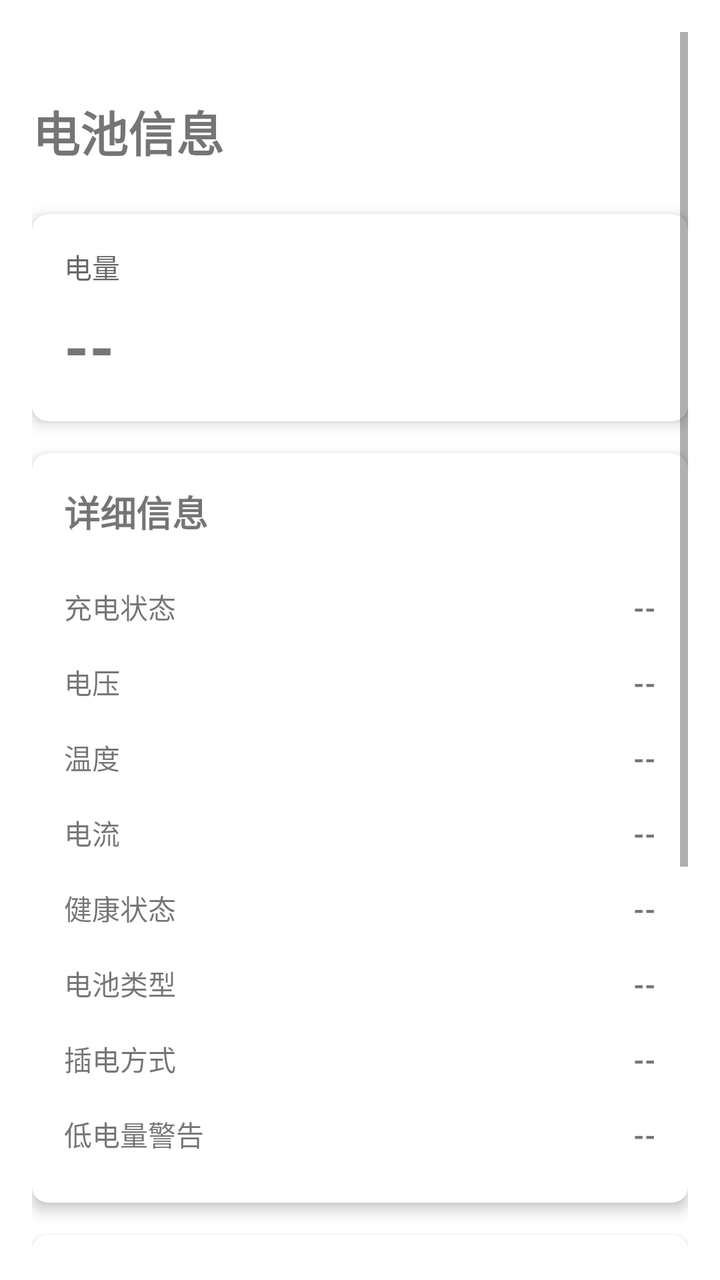
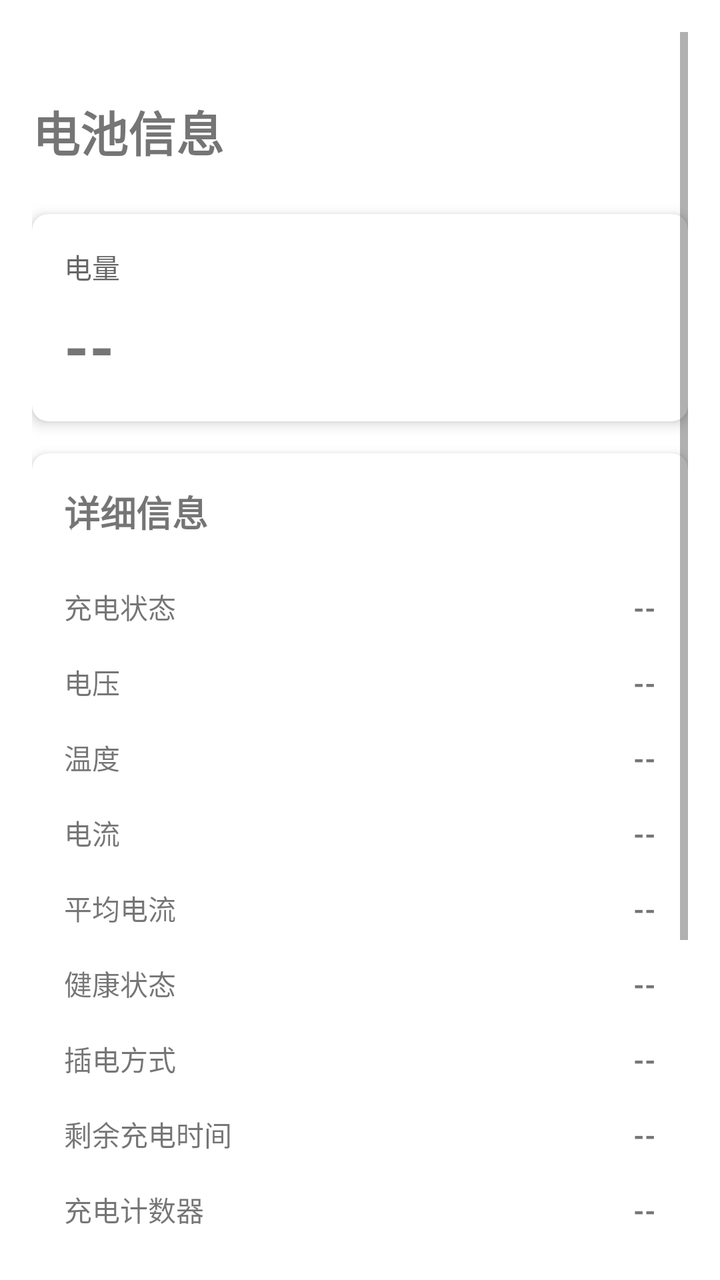

The first picture is an Android layout as it rendered before a commit; the second is the same layout after the commit. The layout source and the unified diff follow.
<!-- AndroidManifest.xml: application theme Theme.BatteryAssistant -->
<!-- res/layout/fragment_battery_info.xml -->
<?xml version="1.0" encoding="utf-8"?>
<ScrollView xmlns:android="http://schemas.android.com/apk/res/android"
    xmlns:app="http://schemas.android.com/apk/res-auto"
    android:id="@+id/scroll_view"
    android:layout_width="match_parent"
    android:layout_height="match_parent"
    android:padding="16dp"
    android:paddingTop="0dp"
    android:fitsSystemWindows="false">

    <LinearLayout
        android:layout_width="match_parent"
        android:layout_height="wrap_content"
        android:orientation="vertical"
        android:paddingTop="16dp">

        
        <TextView
            android:layout_width="match_parent"
            android:layout_height="wrap_content"
            android:text="电池信息"
            android:textSize="24sp"
            android:textStyle="bold"
            android:paddingTop="16dp"
            android:paddingBottom="24dp" />

        
        <com.google.android.material.card.MaterialCardView
            android:layout_width="match_parent"
            android:layout_height="wrap_content"
            android:layout_marginBottom="16dp"
            app:cardCornerRadius="8dp"
            app:cardElevation="4dp">

            <LinearLayout
                android:layout_width="match_parent"
                android:layout_height="wrap_content"
                android:orientation="vertical"
                android:padding="16dp">

                <TextView
                    android:layout_width="match_parent"
                    android:layout_height="wrap_content"
                    android:text="电量"
                    android:textSize="14sp"
                    android:textColor="?attr/colorOnSurface"
                    android:alpha="0.6" />

                <TextView
                    android:id="@+id/tv_level"
                    android:layout_width="match_parent"
                    android:layout_height="wrap_content"
                    android:text="--"
                    android:textSize="32sp"
                    android:textStyle="bold"
                    android:paddingTop="8dp" />
            </LinearLayout>
        </com.google.android.material.card.MaterialCardView>

        
        <com.google.android.material.card.MaterialCardView
            android:layout_width="match_parent"
            android:layout_height="wrap_content"
            app:cardCornerRadius="8dp"
            app:cardElevation="4dp">

            <LinearLayout
                android:layout_width="match_parent"
                android:layout_height="wrap_content"
                android:orientation="vertical"
                android:padding="16dp">

                <TextView
                    android:layout_width="match_parent"
                    android:layout_height="wrap_content"
                    android:text="详细信息"
                    android:textSize="18sp"
                    android:textStyle="bold"
                    android:paddingBottom="16dp" />

                
                <LinearLayout
                    android:layout_width="match_parent"
                    android:layout_height="wrap_content"
                    android:orientation="horizontal"
                    android:paddingVertical="8dp">

                    <TextView
                        android:layout_width="0dp"
                        android:layout_height="wrap_content"
                        android:layout_weight="1"
                        android:text="充电状态"
                        android:textSize="14sp" />

                    <TextView
                        android:id="@+id/tv_status"
                        android:layout_width="wrap_content"
                        android:layout_height="wrap_content"
                        android:text="--"
                        android:textSize="14sp"
                        android:textStyle="bold" />
                </LinearLayout>

                <View
                    android:layout_width="match_parent"
                    android:layout_height="1dp"
                    android:background="?attr/colorControlNormal"
                    android:alpha="0.12" />

                
                <LinearLayout
                    android:layout_width="match_parent"
                    android:layout_height="wrap_content"
                    android:orientation="horizontal"
                    android:paddingVertical="8dp">

                    <TextView
                        android:layout_width="0dp"
                        android:layout_height="wrap_content"
                        android:layout_weight="1"
                        android:text="电压"
                        android:textSize="14sp" />

                    <TextView
                        android:id="@+id/tv_voltage"
                        android:layout_width="wrap_content"
                        android:layout_height="wrap_content"
                        android:text="--"
                        android:textSize="14sp"
                        android:textStyle="bold" />
                </LinearLayout>

                <View
                    android:layout_width="match_parent"
                    android:layout_height="1dp"
                    android:background="?attr/colorControlNormal"
                    android:alpha="0.12" />

                
                <LinearLayout
                    android:layout_width="match_parent"
                    android:layout_height="wrap_content"
                    android:orientation="horizontal"
                    android:paddingVertical="8dp">

                    <TextView
                        android:layout_width="0dp"
                        android:layout_height="wrap_content"
                        android:layout_weight="1"
                        android:text="温度"
                        android:textSize="14sp" />

                    <TextView
                        android:id="@+id/tv_temperature"
                        android:layout_width="wrap_content"
                        android:layout_height="wrap_content"
                        android:text="--"
                        android:textSize="14sp"
                        android:textStyle="bold" />
                </LinearLayout>

                <View
                    android:layout_width="match_parent"
                    android:layout_height="1dp"
                    android:background="?attr/colorControlNormal"
                    android:alpha="0.12" />

                
                <LinearLayout
                    android:layout_width="match_parent"
                    android:layout_height="wrap_content"
                    android:orientation="horizontal"
                    android:paddingVertical="8dp">

                    <TextView
                        android:layout_width="0dp"
                        android:layout_height="wrap_content"
                        android:layout_weight="1"
                        android:text="电流"
                        android:textSize="14sp" />

                    <TextView
                        android:id="@+id/tv_current"
                        android:layout_width="wrap_content"
                        android:layout_height="wrap_content"
                        android:text="--"
                        android:textSize="14sp"
                        android:textStyle="bold" />
                </LinearLayout>

                <View
                    android:layout_width="match_parent"
                    android:layout_height="1dp"
                    android:background="?attr/colorControlNormal"
                    android:alpha="0.12" />

                
                <LinearLayout
                    android:layout_width="match_parent"
                    android:layout_height="wrap_content"
                    android:orientation="horizontal"
                    android:paddingVertical="8dp">

                    <TextView
                        android:layout_width="0dp"
                        android:layout_height="wrap_content"
                        android:layout_weight="1"
                        android:text="健康状态"
                        android:textSize="14sp" />

                    <TextView
                        android:id="@+id/tv_health"
                        android:layout_width="wrap_content"
                        android:layout_height="wrap_content"
                        android:text="--"
                        android:textSize="14sp"
                        android:textStyle="bold" />
                </LinearLayout>

                <View
                    android:layout_width="match_parent"
                    android:layout_height="1dp"
                    android:background="?attr/colorControlNormal"
                    android:alpha="0.12" />

                
                <LinearLayout
                    android:layout_width="match_parent"
                    android:layout_height="wrap_content"
                    android:orientation="horizontal"
                    android:paddingVertical="8dp">

                    <TextView
                        android:layout_width="0dp"
                        android:layout_height="wrap_content"
                        android:layout_weight="1"
                        android:text="电池类型"
                        android:textSize="14sp" />

                    <TextView
                        android:id="@+id/tv_technology"
                        android:layout_width="wrap_content"
                        android:layout_height="wrap_content"
                        android:text="--"
                        android:textSize="14sp"
                        android:textStyle="bold" />
                </LinearLayout>

                <View
                    android:layout_width="match_parent"
                    android:layout_height="1dp"
                    android:background="?attr/colorControlNormal"
                    android:alpha="0.12" />

                
                <LinearLayout
                    android:layout_width="match_parent"
                    android:layout_height="wrap_content"
                    android:orientation="horizontal"
                    android:paddingVertical="8dp">

                    <TextView
                        android:layout_width="0dp"
                        android:layout_height="wrap_content"
                        android:layout_weight="1"
                        android:text="插电方式"
                        android:textSize="14sp" />

                    <TextView
                        android:id="@+id/tv_plugged"
                        android:layout_width="wrap_content"
                        android:layout_height="wrap_content"
                        android:text="--"
                        android:textSize="14sp"
                        android:textStyle="bold" />
                </LinearLayout>

                <View
                    android:layout_width="match_parent"
                    android:layout_height="1dp"
                    android:background="?attr/colorControlNormal"
                    android:alpha="0.12" />

                
                <LinearLayout
                    android:layout_width="match_parent"
                    android:layout_height="wrap_content"
                    android:orientation="horizontal"
                    android:paddingVertical="8dp">

                    <TextView
                        android:layout_width="0dp"
                        android:layout_height="wrap_content"
                        android:layout_weight="1"
                        android:text="低电量警告"
                        android:textSize="14sp" />

                    <TextView
                        android:id="@+id/tv_low"
                        android:layout_width="wrap_content"
                        android:layout_height="wrap_content"
                        android:text="--"
                        android:textSize="14sp"
                        android:textStyle="bold" />
                </LinearLayout>
            </LinearLayout>
        </com.google.android.material.card.MaterialCardView>

        
        <com.google.android.material.card.MaterialCardView
            android:layout_width="match_parent"
            android:layout_height="wrap_content"
            android:layout_marginTop="16dp"
            android:layout_marginBottom="16dp"
            app:cardCornerRadius="8dp"
            app:cardElevation="4dp">

            <LinearLayout
                android:layout_width="match_parent"
                android:layout_height="wrap_content"
                android:orientation="vertical"
                android:padding="16dp">

                <TextView
                    android:layout_width="match_parent"
                    android:layout_height="wrap_content"
                    android:text="高级信息"
                    android:textSize="18sp"
                    android:textStyle="bold"
                    android:paddingBottom="16dp" />

                
                <LinearLayout
                    android:layout_width="match_parent"
                    android:layout_height="wrap_content"
                    android:orientation="horizontal"
                    android:paddingVertical="8dp">

                    <TextView
                        android:layout_width="0dp"
                        android:layout_height="wrap_content"
                        android:layout_weight="1"
                        android:text="平均电流"
                        android:textSize="14sp" />

                    <TextView
                        android:id="@+id/tv_current_average"
                        android:layout_width="wrap_content"
                        android:layout_height="wrap_content"
                        android:text="--"
                        android:textSize="14sp"
                        android:textStyle="bold" />
                </LinearLayout>

                <View
                    android:layout_width="match_parent"
                    android:layout_height="1dp"
                    android:background="?attr/colorControlNormal"
                    android:alpha="0.12" />

                
                <LinearLayout
                    android:layout_width="match_parent"
                    android:layout_height="wrap_content"
                    android:orientation="horizontal"
                    android:paddingVertical="8dp">

                    <TextView
                        android:layout_width="0dp"
                        android:layout_height="wrap_content"
                        android:layout_weight="1"
                        android:text="剩余充电时间"
                        android:textSize="14sp" />

                    <TextView
                        android:id="@+id/tv_charge_time"
                        android:layout_width="wrap_content"
                        android:layout_height="wrap_content"
                        android:text="--"
                        android:textSize="14sp"
                        android:textStyle="bold" />
                </LinearLayout>

                <View
                    android:layout_width="match_parent"
                    android:layout_height="1dp"
                    android:background="?attr/colorControlNormal"
                    android:alpha="0.12" />

                
                <LinearLayout
                    android:layout_width="match_parent"
                    android:layout_height="wrap_content"
                    android:orientation="horizontal"
                    android:paddingVertical="8dp">

                    <TextView
                        android:layout_width="0dp"
                        android:layout_height="wrap_content"
                        android:layout_weight="1"
                        android:text="充电计数器"
                        android:textSize="14sp" />

                    <TextView
                        android:id="@+id/tv_charge_counter"
                        android:layout_width="wrap_content"
                        android:layout_height="wrap_content"
                        android:text="--"
                        android:textSize="14sp"
                        android:textStyle="bold" />
                </LinearLayout>

                <View
                    android:layout_width="match_parent"
                    android:layout_height="1dp"
                    android:background="?attr/colorControlNormal"
                    android:alpha="0.12" />

                
                <LinearLayout
                    android:layout_width="match_parent"
                    android:layout_height="wrap_content"
                    android:orientation="horizontal"
                    android:paddingVertical="8dp">

                    <TextView
                        android:layout_width="0dp"
                        android:layout_height="wrap_content"
                        android:layout_weight="1"
                        android:text="剩余能量"
                        android:textSize="14sp" />

                    <TextView
                        android:id="@+id/tv_energy_counter"
                        android:layout_width="wrap_content"
                        android:layout_height="wrap_content"
                        android:text="--"
                        android:textSize="14sp"
                        android:textStyle="bold" />
                </LinearLayout>

                <View
                    android:layout_width="match_parent"
                    android:layout_height="1dp"
                    android:background="?attr/colorControlNormal"
                    android:alpha="0.12" />

                
                <LinearLayout
                    android:layout_width="match_parent"
                    android:layout_height="wrap_content"
                    android:orientation="horizontal"
                    android:paddingVertical="8dp">

                    <TextView
                        android:layout_width="0dp"
                        android:layout_height="wrap_content"
                        android:layout_weight="1"
                        android:text="循环次数"
                        android:textSize="14sp" />

                    <TextView
                        android:id="@+id/tv_cycle_count"
                        android:layout_width="wrap_content"
                        android:layout_height="wrap_content"
                        android:text="--"
                        android:textSize="14sp"
                        android:textStyle="bold" />
                </LinearLayout>

                <View
                    android:layout_width="match_parent"
                    android:layout_height="1dp"
                    android:background="?attr/colorControlNormal"
                    android:alpha="0.12" />

                
                <LinearLayout
                    android:layout_width="match_parent"
                    android:layout_height="wrap_content"
                    android:orientation="horizontal"
                    android:paddingVertical="8dp">

                    <TextView
                        android:layout_width="0dp"
                        android:layout_height="wrap_content"
                        android:layout_weight="1"
                        android:text="容量级别"
                        android:textSize="14sp" />

                    <TextView
                        android:id="@+id/tv_capacity_level"
                        android:layout_width="wrap_content"
                        android:layout_height="wrap_content"
                        android:text="--"
                        android:textSize="14sp"
                        android:textStyle="bold" />
                </LinearLayout>
            </LinearLayout>
        </com.google.android.material.card.MaterialCardView>
    </LinearLayout>
</ScrollView>
<!-- resources referenced by this layout -->
<resources>
  <style name="Theme.BatteryAssistant" parent="Theme.MaterialComponents.DayNight.DarkActionBar">
          
          <item name="colorPrimary">@color/purple_500</item>
          <item name="colorPrimaryVariant">@color/purple_700</item>
          <item name="colorOnPrimary">@color/white</item>
          
          <item name="colorSecondary">@color/teal_200</item>
          <item name="colorSecondaryVariant">@color/teal_700</item>
          <item name="colorOnSecondary">@color/black</item>
          
          <item name="android:statusBarColor">?attr/colorPrimaryVariant</item>
          
      </style>
  <color name="purple_500">#FF6200EE</color>
  <color name="purple_700">#FF3700B3</color>
  <color name="white">#FFFFFFFF</color>
  <color name="teal_200">#FF03DAC5</color>
  <color name="teal_700">#FF018786</color>
  <color name="black">#FF000000</color>
</resources>

<!-- the commit's change to res/layout/fragment_battery_info.xml (unified diff, before → after) -->
@@ -205,6 +205,35 @@
                         android:layout_width="0dp"
                         android:layout_height="wrap_content"
                         android:layout_weight="1"
+                        android:text="平均电流"
+                        android:textSize="14sp" />
+
+                    <TextView
+                        android:id="@+id/tv_current_average"
+                        android:layout_width="wrap_content"
+                        android:layout_height="wrap_content"
+                        android:text="--"
+                        android:textSize="14sp"
+                        android:textStyle="bold" />
+                </LinearLayout>
+
+                <View
+                    android:layout_width="match_parent"
+                    android:layout_height="1dp"
+                    android:background="?attr/colorControlNormal"
+                    android:alpha="0.12" />
+
+                
+                <LinearLayout
+                    android:layout_width="match_parent"
+                    android:layout_height="wrap_content"
+                    android:orientation="horizontal"
+                    android:paddingVertical="8dp">
+
+                    <TextView
+                        android:layout_width="0dp"
+                        android:layout_height="wrap_content"
+                        android:layout_weight="1"
                         android:text="健康状态"
                         android:textSize="14sp" />
 
@@ -234,40 +263,98 @@
                         android:layout_width="0dp"
                         android:layout_height="wrap_content"
                         android:layout_weight="1"
-                        android:text="电池类型"
-                        android:textSize="14sp" />
-
-                    <TextView
-                        android:id="@+id/tv_technology"
-                        android:layout_width="wrap_content"
-                        android:layout_height="wrap_content"
-                        android:text="--"
-                        android:textSize="14sp"
-                        android:textStyle="bold" />
-                </LinearLayout>
-
-                <View
-                    android:layout_width="match_parent"
-                    android:layout_height="1dp"
-                    android:background="?attr/colorControlNormal"
-                    android:alpha="0.12" />
-
-                
-                <LinearLayout
-                    android:layout_width="match_parent"
-                    android:layout_height="wrap_content"
-                    android:orientation="horizontal"
-                    android:paddingVertical="8dp">
-
-                    <TextView
-                        android:layout_width="0dp"
-                        android:layout_height="wrap_content"
-                        android:layout_weight="1"
                         android:text="插电方式"
                         android:textSize="14sp" />
 
                     <TextView
                         android:id="@+id/tv_plugged"
+                        android:layout_width="wrap_content"
+                        android:layout_height="wrap_content"
+                        android:text="--"
+                        android:textSize="14sp"
+                        android:textStyle="bold" />
+                </LinearLayout>
+
+                <View
+                    android:layout_width="match_parent"
+                    android:layout_height="1dp"
+                    android:background="?attr/colorControlNormal"
+                    android:alpha="0.12" />
+
+                
+                <LinearLayout
+                    android:layout_width="match_parent"
+                    android:layout_height="wrap_content"
+                    android:orientation="horizontal"
+                    android:paddingVertical="8dp">
+
+                    <TextView
+                        android:layout_width="0dp"
+                        android:layout_height="wrap_content"
+                        android:layout_weight="1"
+                        android:text="剩余充电时间"
+                        android:textSize="14sp" />
+
+                    <TextView
+                        android:id="@+id/tv_charge_time"
+                        android:layout_width="wrap_content"
+                        android:layout_height="wrap_content"
+                        android:text="--"
+                        android:textSize="14sp"
+                        android:textStyle="bold" />
+                </LinearLayout>
+
+                <View
+                    android:layout_width="match_parent"
+                    android:layout_height="1dp"
+                    android:background="?attr/colorControlNormal"
+                    android:alpha="0.12" />
+
+                
+                <LinearLayout
+                    android:layout_width="match_parent"
+                    android:layout_height="wrap_content"
+                    android:orientation="horizontal"
+                    android:paddingVertical="8dp">
+
+                    <TextView
+                        android:layout_width="0dp"
+                        android:layout_height="wrap_content"
+                        android:layout_weight="1"
+                        android:text="充电计数器"
+                        android:textSize="14sp" />
+
+                    <TextView
+                        android:id="@+id/tv_charge_counter"
+                        android:layout_width="wrap_content"
+                        android:layout_height="wrap_content"
+                        android:text="--"
+                        android:textSize="14sp"
+                        android:textStyle="bold" />
+                </LinearLayout>
+
+                <View
+                    android:layout_width="match_parent"
+                    android:layout_height="1dp"
+                    android:background="?attr/colorControlNormal"
+                    android:alpha="0.12" />
+
+                
+                <LinearLayout
+                    android:layout_width="match_parent"
+                    android:layout_height="wrap_content"
+                    android:orientation="horizontal"
+                    android:paddingVertical="8dp">
+
+                    <TextView
+                        android:layout_width="0dp"
+                        android:layout_height="wrap_content"
+                        android:layout_weight="1"
+                        android:text="循环次数"
+                        android:textSize="14sp" />
+
+                    <TextView
+                        android:id="@+id/tv_cycle_count"
                         android:layout_width="wrap_content"
                         android:layout_height="wrap_content"
                         android:text="--"
@@ -340,156 +427,11 @@
                         android:layout_width="0dp"
                         android:layout_height="wrap_content"
                         android:layout_weight="1"
-                        android:text="平均电流"
-                        android:textSize="14sp" />
-
-                    <TextView
-                        android:id="@+id/tv_current_average"
-                        android:layout_width="wrap_content"
-                        android:layout_height="wrap_content"
-                        android:text="--"
-                        android:textSize="14sp"
-                        android:textStyle="bold" />
-                </LinearLayout>
-
-                <View
-                    android:layout_width="match_parent"
-                    android:layout_height="1dp"
-                    android:background="?attr/colorControlNormal"
-                    android:alpha="0.12" />
-
-                
-                <LinearLayout
-                    android:layout_width="match_parent"
-                    android:layout_height="wrap_content"
-                    android:orientation="horizontal"
-                    android:paddingVertical="8dp">
-
-                    <TextView
-                        android:layout_width="0dp"
-                        android:layout_height="wrap_content"
-                        android:layout_weight="1"
-                        android:text="剩余充电时间"
-                        android:textSize="14sp" />
-
-                    <TextView
-                        android:id="@+id/tv_charge_time"
-                        android:layout_width="wrap_content"
-                        android:layout_height="wrap_content"
-                        android:text="--"
-                        android:textSize="14sp"
-                        android:textStyle="bold" />
-                </LinearLayout>
-
-                <View
-                    android:layout_width="match_parent"
-                    android:layout_height="1dp"
-                    android:background="?attr/colorControlNormal"
-                    android:alpha="0.12" />
-
-                
-                <LinearLayout
-                    android:layout_width="match_parent"
-                    android:layout_height="wrap_content"
-                    android:orientation="horizontal"
-                    android:paddingVertical="8dp">
-
-                    <TextView
-                        android:layout_width="0dp"
-                        android:layout_height="wrap_content"
-                        android:layout_weight="1"
-                        android:text="充电计数器"
-                        android:textSize="14sp" />
-
-                    <TextView
-                        android:id="@+id/tv_charge_counter"
-                        android:layout_width="wrap_content"
-                        android:layout_height="wrap_content"
-                        android:text="--"
-                        android:textSize="14sp"
-                        android:textStyle="bold" />
-                </LinearLayout>
-
-                <View
-                    android:layout_width="match_parent"
-                    android:layout_height="1dp"
-                    android:background="?attr/colorControlNormal"
-                    android:alpha="0.12" />
-
-                
-                <LinearLayout
-                    android:layout_width="match_parent"
-                    android:layout_height="wrap_content"
-                    android:orientation="horizontal"
-                    android:paddingVertical="8dp">
-
-                    <TextView
-                        android:layout_width="0dp"
-                        android:layout_height="wrap_content"
-                        android:layout_weight="1"
-                        android:text="剩余能量"
-                        android:textSize="14sp" />
-
-                    <TextView
-                        android:id="@+id/tv_energy_counter"
-                        android:layout_width="wrap_content"
-                        android:layout_height="wrap_content"
-                        android:text="--"
-                        android:textSize="14sp"
-                        android:textStyle="bold" />
-                </LinearLayout>
-
-                <View
-                    android:layout_width="match_parent"
-                    android:layout_height="1dp"
-                    android:background="?attr/colorControlNormal"
-                    android:alpha="0.12" />
-
-                
-                <LinearLayout
-                    android:layout_width="match_parent"
-                    android:layout_height="wrap_content"
-                    android:orientation="horizontal"
-                    android:paddingVertical="8dp">
-
-                    <TextView
-                        android:layout_width="0dp"
-                        android:layout_height="wrap_content"
-                        android:layout_weight="1"
-                        android:text="循环次数"
-                        android:textSize="14sp" />
-
-                    <TextView
-                        android:id="@+id/tv_cycle_count"
-                        android:layout_width="wrap_content"
-                        android:layout_height="wrap_content"
-                        android:text="--"
-                        android:textSize="14sp"
-                        android:textStyle="bold" />
-                </LinearLayout>
-
-                <View
-                    android:layout_width="match_parent"
-                    android:layout_height="1dp"
-                    android:background="?attr/colorControlNormal"
-                    android:alpha="0.12" />
-
-                
-                <LinearLayout
-                    android:layout_width="match_parent"
-                    android:layout_height="wrap_content"
-                    android:orientation="horizontal"
-                    android:paddingVertical="8dp">
-
-                    <TextView
-                        android:layout_width="0dp"
-                        android:layout_height="wrap_content"
-                        android:layout_weight="1"
-                        android:text="容量级别"
-                        android:textSize="14sp" />
-
-                    <TextView
-                        android:id="@+id/tv_capacity_level"
+                        android:text="满电容量"
+                        android:textSize="14sp" />
+
+                    <TextView
+                        android:id="@+id/tv_full_capacity"
                         android:layout_width="wrap_content"
                         android:layout_height="wrap_content"
                         android:text="--"
